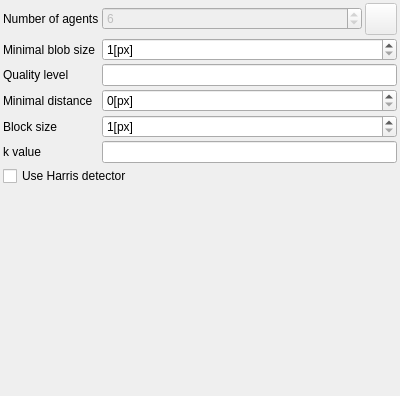
Before: the Qt Designer form source/tracker/gui/BlobDetectorWidget.ui in assisi/CATS2, drawn with Qt 5.
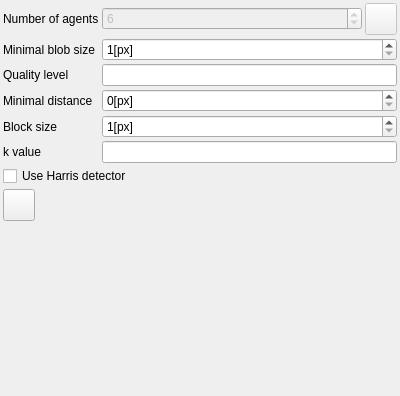
After: the same form once the commit is applied. Icons and pictures are not drawn.

Commit message:
Allow to reset the background in the fish tracker.
This makes it's easier to adjust it in case of any changes.

```diff
--- a/source/tracker/gui/BlobDetectorWidget.ui
+++ b/source/tracker/gui/BlobDetectorWidget.ui
@@ -173,6 +173,61 @@
      </property>
     </widget>
    </item>
+   <item>
+    <layout class="QHBoxLayout" name="horizontalLayout_2">
+     <item>
+      <widget class="QPushButton" name="resetBackgroundButton">
+       <property name="sizePolicy">
+        <sizepolicy hsizetype="Fixed" vsizetype="Fixed">
+         <horstretch>0</horstretch>
+         <verstretch>0</verstretch>
+        </sizepolicy>
+       </property>
+       <property name="minimumSize">
+        <size>
+         <width>32</width>
+         <height>32</height>
+        </size>
+       </property>
+       <property name="maximumSize">
+        <size>
+         <width>29</width>
+         <height>32</height>
+        </size>
+       </property>
+       <property name="toolTip">
+        <string>Reinitialize the background</string>
+       </property>
+       <property name="text">
+        <string/>
+       </property>
+       <property name="icon">
+        <iconset resource="../icons.qrc">
+         <normaloff>:/resources/icons/ic_toys_black_24dp.png</normaloff>:/resources/icons/ic_toys_black_24dp.png</iconset>
+       </property>
+       <property name="iconSize">
+        <size>
+         <width>24</width>
+         <height>24</height>
+        </size>
+       </property>
+      </widget>
+     </item>
+     <item>
+      <spacer name="horizontalSpacer">
+       <property name="orientation">
+        <enum>Qt::Horizontal</enum>
+       </property>
+       <property name="sizeHint" stdset="0">
+        <size>
+         <width>40</width>
+         <height>20</height>
+        </size>
+       </property>
+      </spacer>
+     </item>
+    </layout>
+   </item>
    <item>
     <spacer name="verticalSpacer">
      <property name="orientation">
@@ -181,7 +236,7 @@
      <property name="sizeHint" stdset="0">
       <size>
        <width>20</width>
-       <height>40</height>
+       <height>145</height>
       </size>
      </property>
     </spacer>
```
Left out of the diff: 1 changed line with no effect on the pictures. The commit also changes 7 other files.
